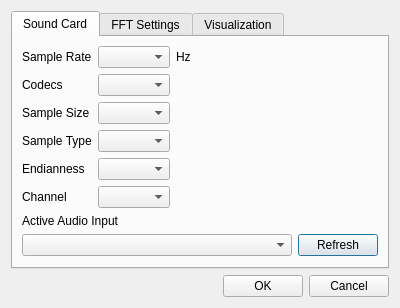
Above: src/dialogsettings.ui from mkhorram/audio-spectrum-visualizer before the change. Below: the same form after it.
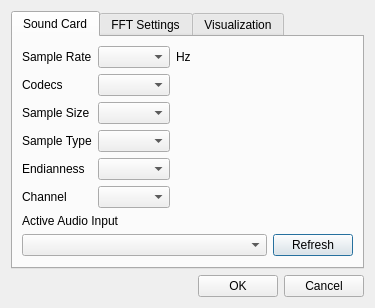
That is the form after the change.

Commit message: adding the interface to dialoguesettings for audioformat and deviceinfo

Diff of the .ui file:
```diff
--- a/src/dialogsettings.ui
+++ b/src/dialogsettings.ui
@@ -6,8 +6,8 @@
    <rect>
     <x>0</x>
     <y>0</y>
-    <width>400</width>
-    <height>302</height>
+    <width>375</width>
+    <height>305</height>
    </rect>
   </property>
   <property name="windowTitle">
```
The commit also changes 2 other files.
